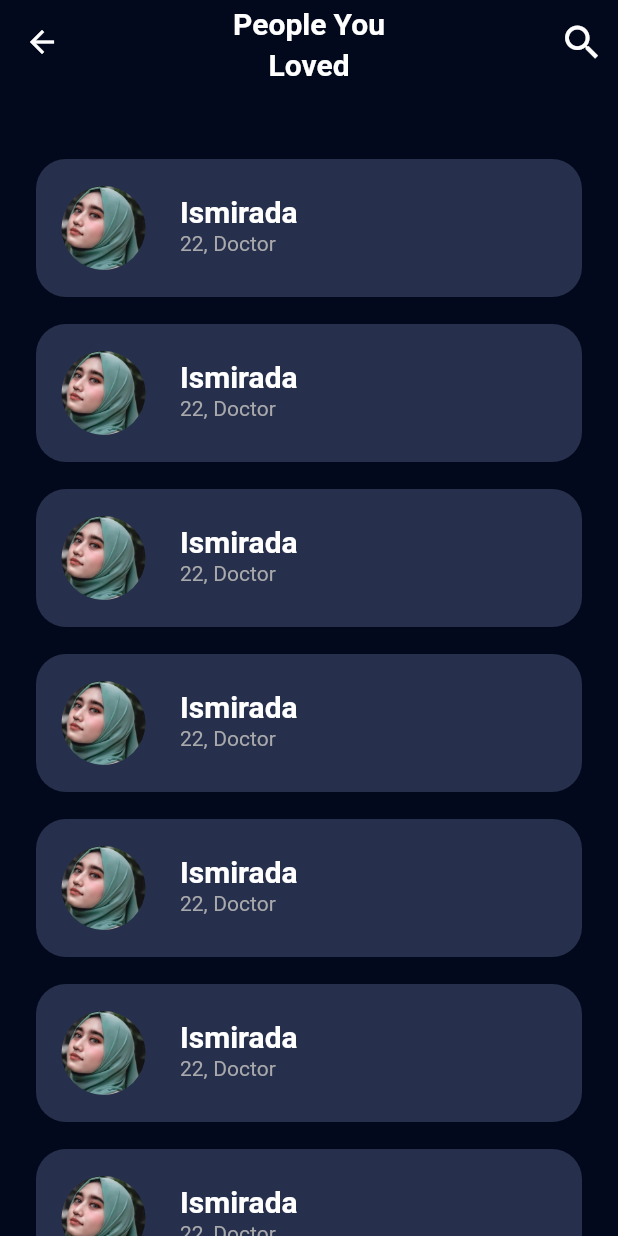
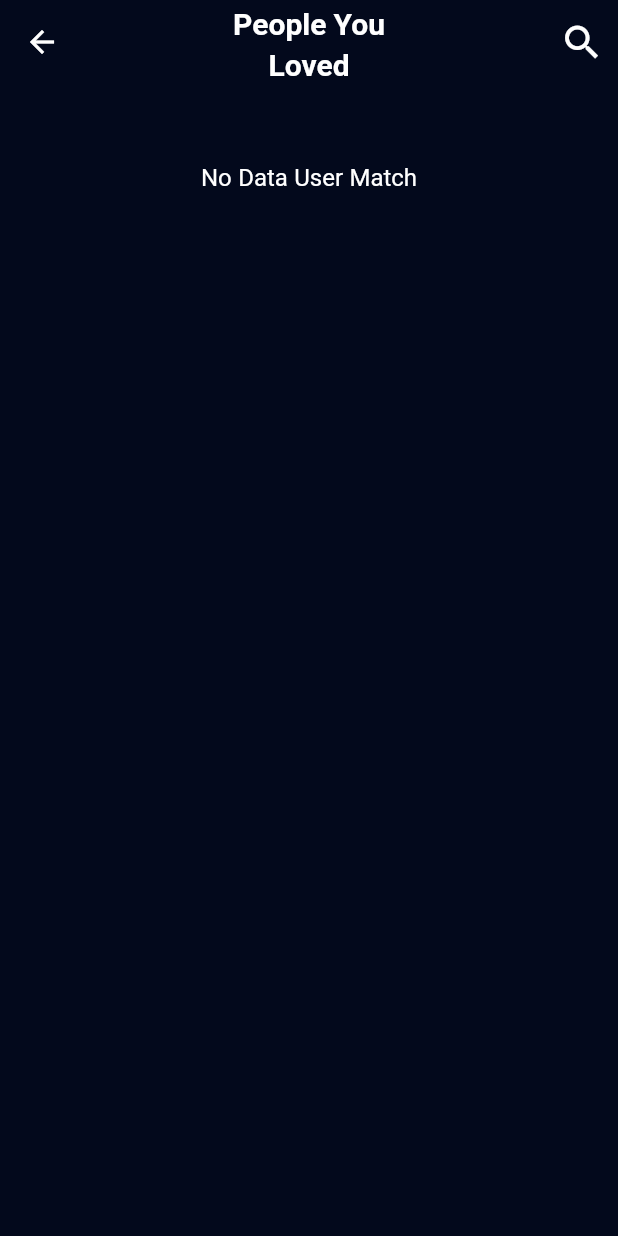
Before and after one commit to fathulaziss/tinder-bloc, a Flutter app: the PeopleLovedScreen screen opened by its route, on a phone screen of 412 x 824 dp. Run offline on Flutter 3.47's test engine with Material 2 defaults, Android fonts, the phone set to English and light mode, and no system bars; our stand-ins replace appinio_swiper, bloc, flutter_bloc, google_fonts, image_picker, shared_preferences; accounts and stored records are empty; project files that could hold a hidden picture were left out.

Commit message:
project done

```diff
--- a/lib/main.dart
+++ b/lib/main.dart
@@ -2,7 +2,8 @@ import 'package:flutter/material.dart';
 import 'package:flutter_bloc/flutter_bloc.dart';
 import 'package:tinder/src/app.dart';
 import 'package:tinder/src/features/authentication/presentation/bloc/auth_bloc.dart';
-import 'package:tinder/src/features/likes/presentation/bloc/bloc/explore_people_bloc.dart';
+import 'package:tinder/src/features/likes/presentation/bloc/explore_people/explore_people_bloc.dart';
+import 'package:tinder/src/features/likes/presentation/bloc/people_loved/people_loved_bloc.dart';
 
 void main() => runApp(const MyApp());
 
@@ -14,7 +15,8 @@ class MyApp extends StatelessWidget {
     return MultiBlocProvider(
       providers: [
         BlocProvider(create: (context) => AuthBloc()),
-        BlocProvider(create: (context) => ExplorePeopleBloc())
+        BlocProvider(create: (context) => ExplorePeopleBloc()),
+        BlocProvider(create: (context) => PeopleLovedBloc()),
       ],
       child: const AppScreen(),
     );
--- a/lib/src/features/authentication/presentation/sign_up_age_job_screen.dart
+++ b/lib/src/features/authentication/presentation/sign_up_age_job_screen.dart
@@ -32,6 +32,8 @@ class _SignUpAgeJobScreenState extends State<SignUpAgeJobScreen> {
   void dispose() {
     jobController.clear();
     ageController.clear();
+    jobController.dispose();
+    ageController.dispose();
     super.dispose();
   }
 
@@ -68,6 +70,7 @@ class _SignUpAgeJobScreenState extends State<SignUpAgeJobScreen> {
                 onTap: () {
                   final message = validateForm();
                   if (message != null) {
+                    ScaffoldMessenger.of(context).hideCurrentSnackBar();
                     ScaffoldMessenger.of(context)
                         .showSnackBar(SnackBar(content: Text(message)));
                     return;
--- a/lib/src/features/authentication/presentation/sign_up_screen.dart
+++ b/lib/src/features/authentication/presentation/sign_up_screen.dart
@@ -22,6 +22,9 @@ class _SignUpScreenState extends State<SignUpScreen> {
 
   @override
   void dispose() {
+    nameController.clear();
+    emailController.clear();
+    passwordController.clear();
     nameController.dispose();
     emailController.dispose();
     passwordController.dispose();
@@ -79,6 +82,7 @@ class _SignUpScreenState extends State<SignUpScreen> {
                 onTap: () {
                   final message = validateForm();
                   if (message != null) {
+                    ScaffoldMessenger.of(context).hideCurrentSnackBar();
                     ScaffoldMessenger.of(context)
                         .showSnackBar(SnackBar(content: Text(message)));
                     return;
--- /dev/null
+++ b/lib/src/features/likes/data/data_match_dummy.dart
@@ -0,0 +1,3 @@
+import 'package:tinder/src/features/likes/domain/user.dart';
+
+List<User> dataMatchDummy = [];
--- /dev/null
+++ b/lib/src/features/likes/presentation/bloc/people_loved/people_loved_bloc.dart
@@ -0,0 +1,25 @@
+// ignore_for_file: depend_on_referenced_packages
+
+import 'package:bloc/bloc.dart';
+import 'package:meta/meta.dart';
+import 'package:tinder/src/features/likes/data/data_match_dummy.dart';
+import 'package:tinder/src/features/likes/domain/user.dart';
+
+part 'people_loved_event.dart';
+part 'people_loved_state.dart';
+
+class PeopleLovedBloc extends Bloc<PeopleLovedEvent, PeopleLovedState> {
+  PeopleLovedBloc() : super(PeopleLovedInitial()) {
+    on<OnPeopleLovedEventCalled>((event, emit) async {
+      emit(PeopleLovedLoading());
+      await Future.delayed(const Duration(seconds: 1));
+      emit(PeopleLovedLoaded(userMatch: dataMatchDummy));
+    });
+
+    on<AddPeopleLoved>((event, emit) {
+      emit(PeopleLovedLoading());
+      dataMatchDummy.add(event.user);
+      emit(PeopleLovedLoaded(userMatch: dataMatchDummy));
+    });
+  }
+}
--- /dev/null
+++ b/lib/src/features/likes/presentation/bloc/people_loved/people_loved_event.dart
@@ -0,0 +1,12 @@
+part of 'people_loved_bloc.dart';
+
+@immutable
+abstract class PeopleLovedEvent {}
+
+class OnPeopleLovedEventCalled extends PeopleLovedEvent {}
+
+class AddPeopleLoved extends PeopleLovedEvent {
+  AddPeopleLoved({required this.user});
+
+  final User user;
+}
--- /dev/null
+++ b/lib/src/features/likes/presentation/bloc/people_loved/people_loved_state.dart
@@ -0,0 +1,14 @@
+part of 'people_loved_bloc.dart';
+
+@immutable
+abstract class PeopleLovedState {}
+
+class PeopleLovedInitial extends PeopleLovedState {}
+
+class PeopleLovedLoading extends PeopleLovedState {}
+
+class PeopleLovedLoaded extends PeopleLovedState {
+  PeopleLovedLoaded({required this.userMatch});
+
+  final List<User> userMatch;
+}
--- a/lib/src/features/likes/presentation/people_loved_screen.dart
+++ b/lib/src/features/likes/presentation/people_loved_screen.dart
@@ -1,12 +1,25 @@
 import 'package:flutter/material.dart';
+import 'package:flutter_bloc/flutter_bloc.dart';
+import 'package:tinder/src/features/likes/presentation/bloc/people_loved/people_loved_bloc.dart';
 import 'package:tinder/src/themes/app_font.dart';
 import 'package:tinder/src/themes/app_style.dart';
 import 'package:tinder/src/widgets/people_love_card_widget.dart';
 
-class PeopleLovedScreen extends StatelessWidget {
+class PeopleLovedScreen extends StatefulWidget {
   const PeopleLovedScreen({Key? key}) : super(key: key);
 
   static const String routeName = '/people-loved';
+
+  @override
+  State<PeopleLovedScreen> createState() => _PeopleLovedScreenState();
+}
+
+class _PeopleLovedScreenState extends State<PeopleLovedScreen> {
+  @override
+  void initState() {
+    super.initState();
+    context.read<PeopleLovedBloc>().add(OnPeopleLovedEventCalled());
+  }
 
   @override
   Widget build(BuildContext context) {
@@ -31,13 +44,33 @@ class PeopleLovedScreen extends StatelessWidget {
       body: Column(
         children: [
           AppSpace.vertical(50),
-          Expanded(
-            child: ListView.builder(
-              itemCount: 10,
-              itemBuilder: (context, index) {
-                return const PeopleLoveCardWidget();
-              },
-            ),
+          BlocBuilder<PeopleLovedBloc, PeopleLovedState>(
+            builder: (context, state) {
+              if (state is PeopleLovedLoading) {
+                return const Center(child: CircularProgressIndicator());
+              }
+
+              if (state is PeopleLovedLoaded) {
+                final users = state.userMatch;
+                return users.isEmpty
+                    ? Center(
+                        child: Text(
+                          'No Data User Match',
+                          style: AppTextStyle.white(),
+                        ),
+                      )
+                    : Expanded(
+                        child: ListView.builder(
+                          itemCount: users.length,
+                          itemBuilder: (context, index) {
+                            return PeopleLoveCardWidget(user: users[index]);
+                          },
+                        ),
+                      );
+              }
+
+              return const SizedBox();
+            },
           ),
         ],
       ),
--- a/lib/src/features/likes/presentation/people_profile_screen.dart
+++ b/lib/src/features/likes/presentation/people_profile_screen.dart
@@ -1,5 +1,6 @@
 import 'package:flutter/material.dart';
-import 'package:tinder/src/themes/app_asset.dart';
+import 'package:tinder/src/features/likes/data/data_hobby_dummy.dart';
+import 'package:tinder/src/features/likes/domain/user.dart';
 import 'package:tinder/src/themes/app_style.dart';
 import 'package:tinder/src/widgets/custom_button_widget.dart';
 import 'package:tinder/src/widgets/people_identity_widget.dart';
@@ -12,20 +13,26 @@ class PeopleProfileScreen extends StatelessWidget {
 
   @override
   Widget build(BuildContext context) {
+    late User user;
+    final data = ModalRoute.of(context)!.settings.arguments;
+    if (data != null) {
+      user = data as User;
+    }
     return Scaffold(
       body: SingleChildScrollView(
         child: Column(
           children: [
-            const ProfileDetailImageWidget(),
+            ProfileDetailImageWidget(user: user),
             AppSpace.vertical(30),
-            const PeopleIdentityWidget(),
+            PeopleIdentityWidget(user: user),
             Container(
               height: 80,
               margin: const EdgeInsets.only(left: 24),
               child: ListView.builder(
                 scrollDirection: Axis.horizontal,
-                itemCount: 4,
+                itemCount: dataHobbyDummy.length,
                 itemBuilder: (context, index) {
+                  final hobby = dataHobbyDummy[index];
                   return Container(
                     width: 120,
                     height: 80,
@@ -33,7 +40,7 @@ class PeopleProfileScreen extends StatelessWidget {
                     decoration: BoxDecoration(
                       borderRadius: BorderRadius.circular(18),
                       image: DecorationImage(
-                        image: AssetImage(AppAsset.image('hobby1_image.png')),
+                        image: AssetImage(hobby),
                         fit: BoxFit.cover,
                       ),
                     ),
--- a/lib/src/widgets/explore_people_button_widget.dart
+++ b/lib/src/widgets/explore_people_button_widget.dart
@@ -22,7 +22,9 @@ class ExplorePeopleButtonWidget extends StatelessWidget {
         MatchButtonWidget(
           dimension: 80,
           iconPath: 'icon_love.png',
-          onTap: () {},
+          onTap: () {
+            controller.swipe();
+          },
         ),
         MatchButtonWidget(
           iconPath: 'icon_favorite.png',
--- a/lib/src/widgets/people_identity_widget.dart
+++ b/lib/src/widgets/people_identity_widget.dart
@@ -1,9 +1,12 @@
 import 'package:flutter/material.dart';
+import 'package:tinder/src/features/likes/domain/user.dart';
 import 'package:tinder/src/themes/app_font.dart';
 import 'package:tinder/src/themes/app_style.dart';
 
 class PeopleIdentityWidget extends StatelessWidget {
-  const PeopleIdentityWidget({Key? key}) : super(key: key);
+  const PeopleIdentityWidget({Key? key, required this.user}) : super(key: key);
+
+  final User user;
 
   @override
   Widget build(BuildContext context) {
@@ -13,16 +16,16 @@ class PeopleIdentityWidget extends StatelessWidget {
         crossAxisAlignment: CrossAxisAlignment.start,
         children: [
           Text(
-            'Shyna',
+            user.fullname,
             style: AppTextStyle.white(
               fontSize: AppFontSize.f28,
               fontWeight: AppFontWeight.semiBold,
             ),
           ),
-          Text('22, Lawyer', style: AppTextStyle.black()),
+          Text('${user.age}, ${user.occupation}', style: AppTextStyle.black()),
           AppSpace.vertical(16),
           Text(
-            'I love solving problem in terms of finance, business, and any case. With you, we will solve all world problems.',
+            user.description,
             style: AppTextStyle.white(),
           ),
           AppSpace.vertical(16),
--- a/lib/src/widgets/people_love_card_widget.dart
+++ b/lib/src/widgets/people_love_card_widget.dart
@@ -1,4 +1,5 @@
 import 'package:flutter/material.dart';
+import 'package:tinder/src/features/likes/domain/user.dart';
 import 'package:tinder/src/features/likes/presentation/people_profile_screen.dart';
 import 'package:tinder/src/themes/app_asset.dart';
 import 'package:tinder/src/themes/app_color.dart';
@@ -6,13 +7,19 @@ import 'package:tinder/src/themes/app_font.dart';
 import 'package:tinder/src/themes/app_style.dart';
 
 class PeopleLoveCardWidget extends StatelessWidget {
-  const PeopleLoveCardWidget({Key? key}) : super(key: key);
+  const PeopleLoveCardWidget({Key? key, required this.user}) : super(key: key);
+
+  final User user;
 
   @override
   Widget build(BuildContext context) {
     return GestureDetector(
       onTap: () {
-        Navigator.pushNamed(context, PeopleProfileScreen.routeName);
+        Navigator.pushNamed(
+          context,
+          PeopleProfileScreen.routeName,
+          arguments: user,
+        );
       },
       child: Container(
         decoration: BoxDecoration(
@@ -29,18 +36,21 @@ class PeopleLoveCardWidget extends StatelessWidget {
               shape: BoxShape.circle,
               image: DecorationImage(
                 fit: BoxFit.cover,
-                image: AssetImage(AppAsset.image('people_love3_image.png')),
+                image: AssetImage(AppAsset.image(user.imagePath)),
               ),
             ),
           ),
           title: Text(
-            'Ismirada',
+            user.fullname,
             style: AppTextStyle.white(
               fontSize: AppFontSize.f20,
               fontWeight: AppFontWeight.semiBold,
             ),
           ),
-          subtitle: Text('22, Doctor ', style: AppTextStyle.grey60()),
+          subtitle: Text(
+            '${user.age}, ${user.occupation} ',
+            style: AppTextStyle.grey60(),
+          ),
         ),
       ),
     );
```
Also changed, not shown: lib/src/features/authentication/presentation/sign_up_upload_photo_screen.dart (+8 -1 lines), lib/src/features/likes/data/data_hobby_dummy.dart (added, +8 -0 lines), lib/src/features/likes/presentation/explore_people_screen.dart (+28 -1 lines), lib/src/widgets/profile_detail_image_widget.dart (+19 -4 lines), lib/src/features/likes/presentation/bloc/explore_people/explore_people_bloc.dart (renamed from lib/src/features/likes/presentation/bloc/bloc/explore_people_bloc.dart), lib/src/features/likes/presentation/bloc/explore_people/explore_people_event.dart (renamed from lib/src/features/likes/presentation/bloc/bloc/explore_people_event.dart), lib/src/features/likes/presentation/bloc/explore_people/explore_people_state.dart (renamed from lib/src/features/likes/presentation/bloc/bloc/explore_people_state.dart).
